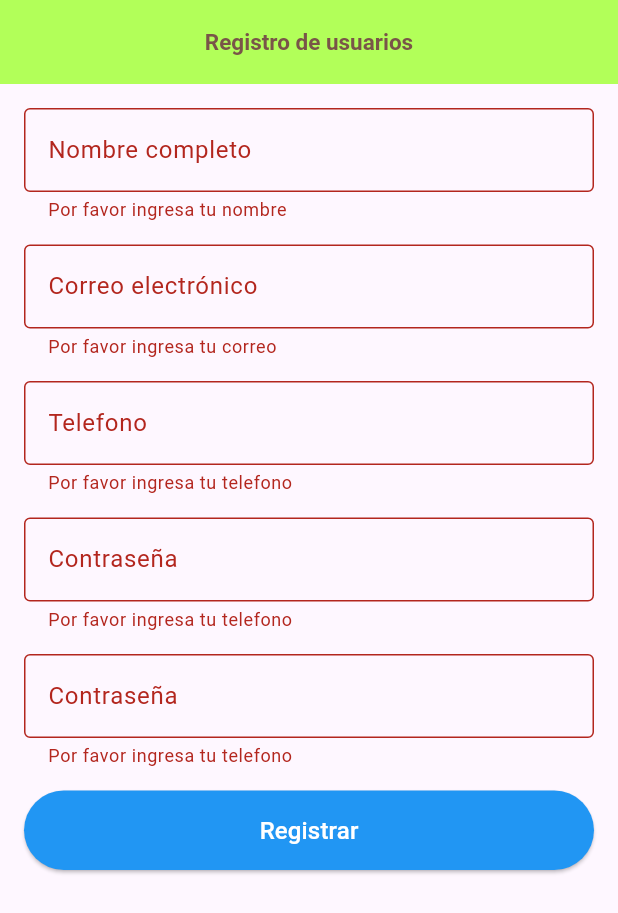
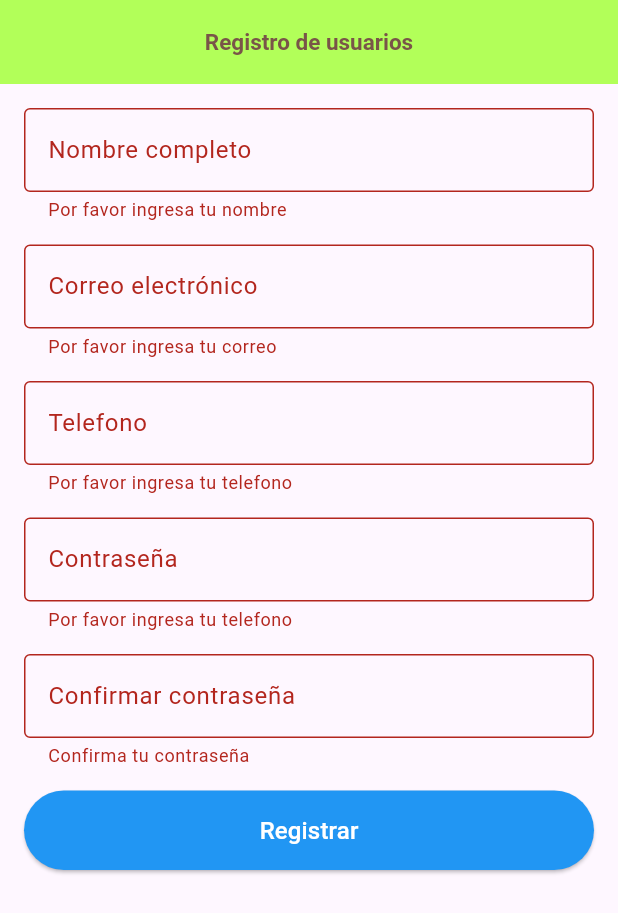
Before and after one commit to GuilloBurgos/forms_flutter, a Flutter app: the screen it shows after launch, after a tap on "Registrar", on a phone screen of 412 x 824 dp. Shown: the top 913 px of the screen. Run offline on Flutter 3.47's test engine with Material 3 defaults, Android fonts, the phone set to English and light mode, and no system bars.

```diff
--- a/lib/main.dart
+++ b/lib/main.dart
@@ -280,6 +280,7 @@ class _RegistroPage extends State<RegistroPage> {
                   labelText: "Contraseña",
                   border: OutlineInputBorder(),
                 ),
+                obscureText: true,
                 validator: (value) {
                   if (value == null || value.isEmpty) {
                     return "Por favor ingresa tu telefono";
@@ -295,16 +296,17 @@ class _RegistroPage extends State<RegistroPage> {
               TextFormField(
                 controller: confirmarPasswordController,
                 decoration: const InputDecoration(
-                  labelText: "Contraseña",
+                  labelText: "Confirmar contraseña",
                   border: OutlineInputBorder(),
                 ),
+                obscureText: true,
                 validator: (value) {
                   if (value == null || value.isEmpty) {
-                    return "Por favor ingresa tu telefono";
+                    return "Confirma tu contraseña";
                   }
 
-                  if (value.length < 6) {
-                    return "Debe tener al menos 6 caracteres";
+                  if (value != passwordController.text) {
+                    return "Las contraseñas no coinciden";
                   }
                   return null;
                 },
```
